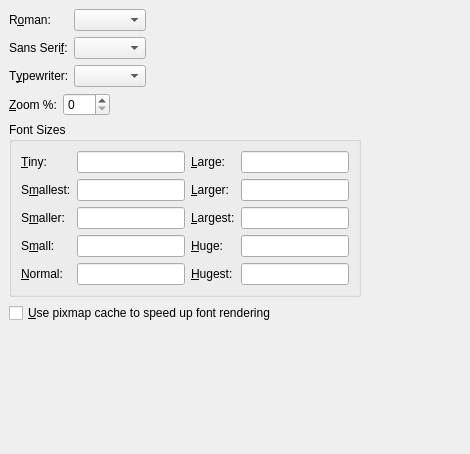
cburschka/lyx, file src/frontends/qt4/ui/PrefScreenFontsUi.ui: the form before one commit.
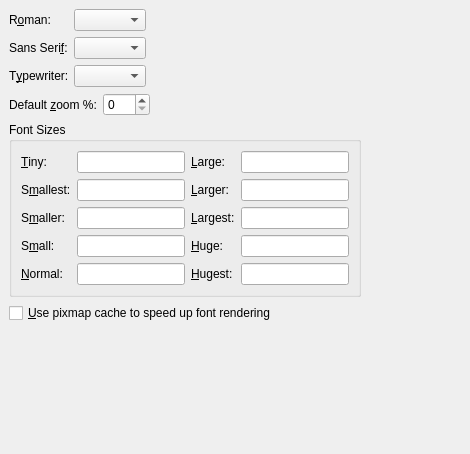
The form after the commit. Custom widgets are drawn as their Qt base class.

Commit message:
Preferences shows current zoom instead of preference's default zoom (#10455)
- Adds a currentZoom variable which holds the current zoom level.

- The zoom stored in preferences is used as default zoom level (default binding:
  M+0).

- The currentZoom is saved and restored via QSettings.

- Adds LFUN buffer-zoom for (re)setting zoom.

The edit to the form file:
```diff
--- a/src/frontends/qt4/ui/PrefScreenFontsUi.ui
+++ b/src/frontends/qt4/ui/PrefScreenFontsUi.ui
@@ -163,10 +163,10 @@
        <property name="spacing" >
         <number>6</number>
        </property>
-       <item row="0" column="0" >
-        <widget class="QLabel" name="screenZoomLA" >
-         <property name="text" >
-          <string>&amp;Zoom %:</string>
+       <item row="0" column="0">
+        <widget class="QLabel" name="screenZoomLA">
+         <property name="text">
+          <string>Default &amp;zoom %:</string>
          </property>
          <property name="buddy" >
           <cstring>screenZoomSB</cstring>
```
Left out of the diff: 355 changed lines with no effect on the pictures. The commit also changes 13 other files.
